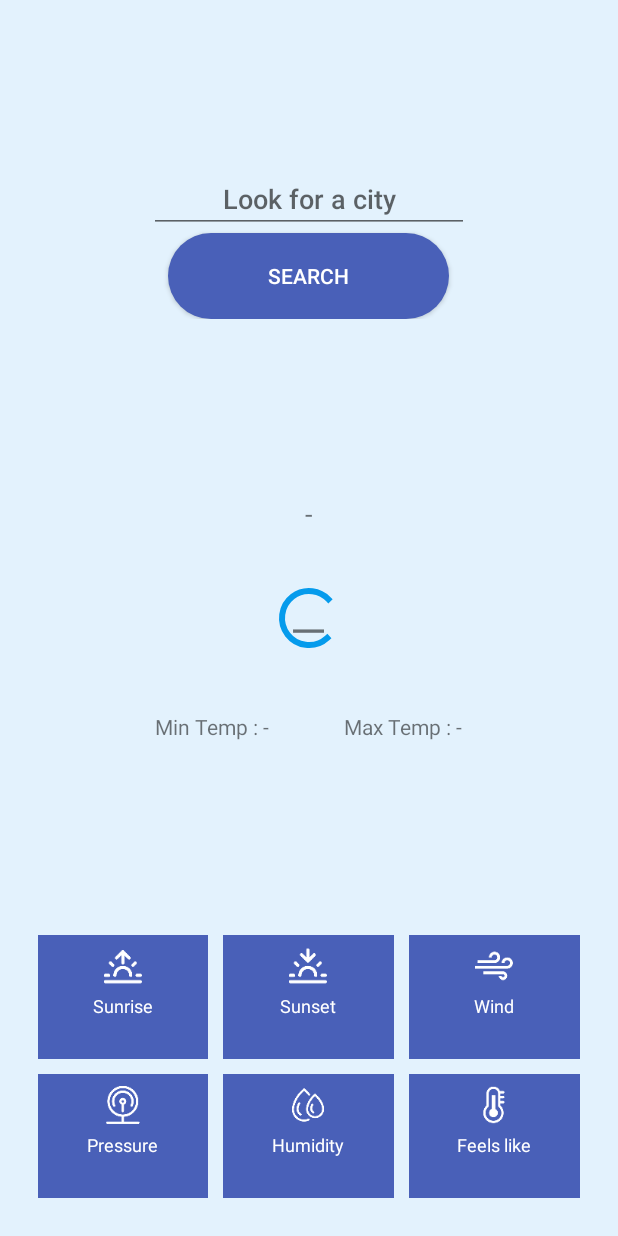
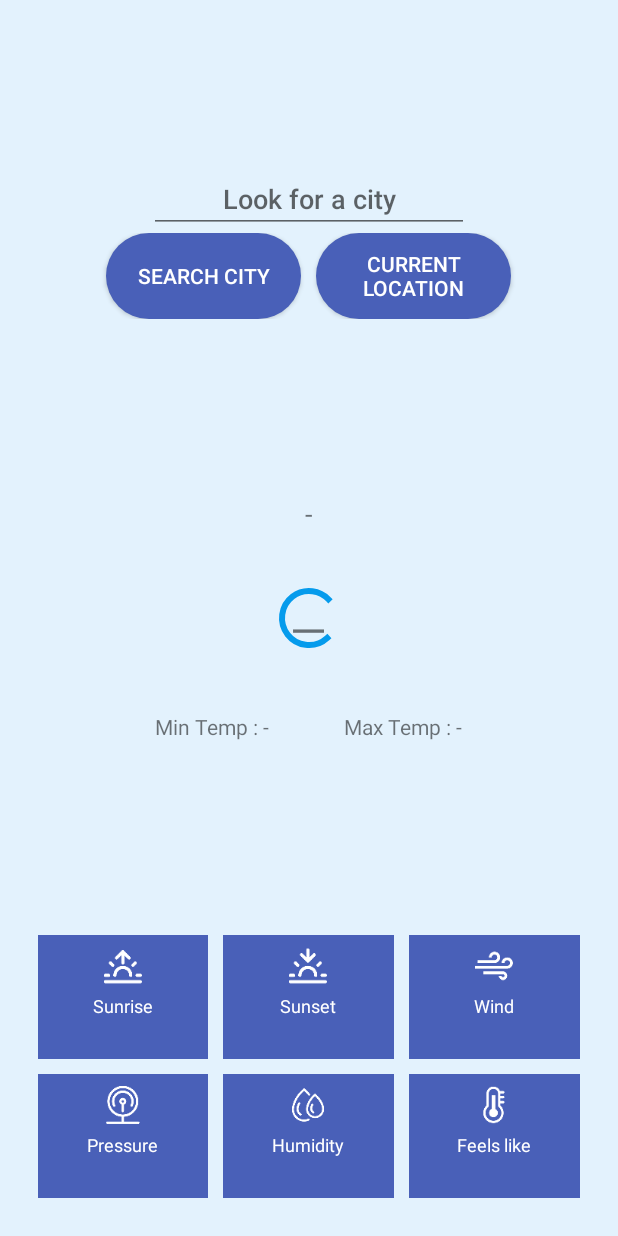
Before and after one commit to baselnasrini/OfTheDay-News-App, an Android app: the fragment WeatherFragment placed in its activity, on a phone screen of 412 x 824 dp. Run offline under Robolectric (Android 15) with nearby library versions, the phone set to English and light mode, and no system bars.

Commit message:
Named changed, and button added to get Current location weather

```diff
--- a/app/src/main/java/com/ofthedaynews/ui/WeatherFragment.java
+++ b/app/src/main/java/com/ofthedaynews/ui/WeatherFragment.java
@@ -27,7 +27,7 @@ import java.util.Locale;
 public class WeatherFragment extends Fragment {
 
     private WeatherController weatherController;
-    private Button searchWeatherButton;
+    private Button searchWeatherButton, searchCurrentLocationButton;
     private EditText cityToLookFor;
     private SharedViewModel sharedViewModel;
     TextView address, updatedAtTxt, statusTxt, tempTxt, tempMinTxt, tempMaxTxt, sunriseTxt,
@@ -48,6 +48,7 @@ public class WeatherFragment extends Fragment {
 
     private void initializeComponents(View view) {
         searchWeatherButton = view.findViewById(R.id.searchWeatherButton);
+        searchCurrentLocationButton = view.findViewById(R.id.searchCurrentLocationButton);
         cityToLookFor = view.findViewById(R.id.cityToLookFor);
         address = view.findViewById(R.id.address);
         updatedAtTxt = view.findViewById(R.id.updatedAt);
@@ -77,6 +78,13 @@ public class WeatherFragment extends Fragment {
                 else
                     weatherController.updateWeatherFromCity(city);
                 hideKeyboard(getActivity());
+            }
+        });
+        searchCurrentLocationButton.setOnClickListener(new View.OnClickListener() {
+            @Override
+            public void onClick(View v) {
+                cityToLookFor.setText("");
+                weatherController.updateWeatherFromLocation();
             }
         });
     }
--- a/app/src/main/res/layout-land/fragment_weather.xml
+++ b/app/src/main/res/layout-land/fragment_weather.xml
@@ -57,10 +57,22 @@
 
             <Button
                 android:id="@+id/searchWeatherButton"
-                android:layout_width="137dp"
+                android:layout_width="90dp"
                 android:layout_height="40dp"
                 android:background="@drawable/custom_button"
                 android:text="@android:string/search_go"
+                android:textColor="#FFFFFF" />
+
+            <Space
+                android:layout_width="10dp"
+                android:layout_height="wrap_content"></Space>
+
+            <Button
+                android:id="@+id/searchCurrentLocationButton"
+                android:layout_width="170dp"
+                android:layout_height="40dp"
+                android:background="@drawable/custom_button"
+                android:text="Current Location"
                 android:textColor="#FFFFFF" />
         </LinearLayout>
 
--- a/app/src/main/res/layout/fragment_weather.xml
+++ b/app/src/main/res/layout/fragment_weather.xml
@@ -36,9 +36,9 @@
             android:layout_width="match_parent"
             android:layout_height="wrap_content"
             android:layout_centerHorizontal="true"
+            android:layout_marginTop="90dp"
             android:gravity="center"
-            android:orientation="vertical"
-            android:layout_marginTop="90dp">
+            android:orientation="vertical">
 
             <EditText
                 android:id="@+id/cityToLookFor"
@@ -51,13 +51,33 @@
                 android:singleLine="true"
                 android:textAlignment="center" />
 
-            <Button
-                android:id="@+id/searchWeatherButton"
-                android:layout_width="187dp"
-                android:layout_height="57dp"
-                android:background="@drawable/custom_button"
-                android:text="@android:string/search_go"
-                android:textColor="#FFFFFF" />
+            <LinearLayout
+                android:layout_width="match_parent"
+                android:layout_height="wrap_content"
+                android:gravity="center"
+                android:orientation="horizontal">
+
+                <Button
+                    android:id="@+id/searchWeatherButton"
+                    android:layout_width="130dp"
+                    android:layout_height="57dp"
+                    android:background="@drawable/custom_button"
+                    android:text="Search city"
+                    android:textColor="#FFFFFF" />
+
+                <Space
+                    android:layout_width="10dp"
+                    android:layout_height="wrap_content"></Space>
+
+                <Button
+                    android:id="@+id/searchCurrentLocationButton"
+                    android:layout_width="130dp"
+                    android:layout_height="57dp"
+                    android:background="@drawable/custom_button"
+                    android:text="Current Location"
+                    android:textColor="#FFFFFF" />
+            </LinearLayout>
+
         </LinearLayout>
 
         <LinearLayout
@@ -146,15 +166,15 @@
                         android:layout_width="wrap_content"
                         android:layout_height="wrap_content"
                         android:text="Sunrise"
-                        android:textSize="12dp"
-                        android:textColor="#FFFFFF" />
+                        android:textColor="#FFFFFF"
+                        android:textSize="12dp" />
 
                     <TextView
                         android:id="@+id/sunrise"
                         android:layout_width="wrap_content"
                         android:layout_height="wrap_content"
-                        android:textSize="14dp"
-                        android:textColor="#FFFFFF" />
+                        android:textColor="#FFFFFF"
+                        android:textSize="14dp" />
                 </LinearLayout>
 
                 <Space
@@ -184,15 +204,15 @@
                         android:layout_width="wrap_content"
                         android:layout_height="wrap_content"
                         android:text="Sunset"
-                        android:textSize="12dp"
-                        android:textColor="#FFFFFF" />
+                        android:textColor="#FFFFFF"
+                        android:textSize="12dp" />
 
                     <TextView
                         android:id="@+id/sunset"
                         android:layout_width="wrap_content"
                         android:layout_height="wrap_content"
-                        android:textSize="14dp"
-                        android:textColor="#FFFFFF" />
+                        android:textColor="#FFFFFF"
+                        android:textSize="14dp" />
                 </LinearLayout>
 
                 <Space
@@ -222,15 +242,15 @@
                         android:layout_width="wrap_content"
                         android:layout_height="wrap_content"
                         android:text="Wind"
-                        android:textSize="12dp"
-                        android:textColor="#FFFFFF" />
+                        android:textColor="#FFFFFF"
+                        android:textSize="12dp" />
 
                     <TextView
                         android:id="@+id/wind"
                         android:layout_width="wrap_content"
                         android:layout_height="wrap_content"
-                        android:textSize="14dp"
-                        android:textColor="#FFFFFF" />
+                        android:textColor="#FFFFFF"
+                        android:textSize="14dp" />
                 </LinearLayout>
             </LinearLayout>
 
@@ -267,15 +287,15 @@
                         android:layout_width="wrap_content"
                         android:layout_height="wrap_content"
                         android:text="Pressure"
-                        android:textSize="12dp"
-                        android:textColor="#FFFFFF" />
+                        android:textColor="#FFFFFF"
+                        android:textSize="12dp" />
 
                     <TextView
                         android:id="@+id/pressure"
                         android:layout_width="wrap_content"
                         android:layout_height="wrap_content"
-                        android:textSize="14dp"
-                        android:textColor="#FFFFFF" />
+                        android:textColor="#FFFFFF"
+                        android:textSize="14dp" />
                 </LinearLayout>
 
                 <Space
@@ -305,15 +325,15 @@
                         android:layout_width="wrap_content"
                         android:layout_height="wrap_content"
                         android:text="Humidity"
-                        android:textSize="12dp"
-                        android:textColor="#FFFFFF" />
+                        android:textColor="#FFFFFF"
+                        android:textSize="12dp" />
 
                     <TextView
                         android:id="@+id/humidity"
                         android:layout_width="wrap_content"
                         android:layout_height="wrap_content"
-                        android:textSize="14dp"
-                        android:textColor="#FFFFFF" />
+                        android:textColor="#FFFFFF"
+                        android:textSize="14dp" />
                 </LinearLayout>
 
                 <Space
@@ -343,15 +363,15 @@
                         android:layout_width="wrap_content"
                         android:layout_height="wrap_content"
                         android:text="Feels like"
-                        android:textSize="12dp"
-                        android:textColor="#FFFFFF" />
+                        android:textColor="#FFFFFF"
+                        android:textSize="12dp" />
 
                     <TextView
                         android:id="@+id/feelsLike"
                         android:layout_width="wrap_content"
                         android:layout_height="wrap_content"
-                        android:textSize="14dp"
-                        android:textColor="#FFFFFF" />
+                        android:textColor="#FFFFFF"
+                        android:textSize="14dp" />
                 </LinearLayout>
             </LinearLayout>
         </LinearLayout>
--- a/app/src/main/res/values/strings.xml
+++ b/app/src/main/res/values/strings.xml
@@ -1,5 +1,5 @@
 <resources>
-    <string name="app_name">OfTheDay News</string>
+    <string name="app_name">Pocket Friend</string>
     <string name="hello_blank_fragment">Hello blank fragment</string>
     <string name="readFullArticle">Read full article \n\n\n</string>
     <string name="filter_by_country">Filter By Country</string>
@@ -15,5 +15,6 @@
     <string name="GPSAlertDialogTitle">GPS Error</string>
     <string name="GPSAlertDialogMessage">Please check your permissions</string>
     <string name="cancel">Cancel</string>
+    <string name="searchForCurrentLocation">Current Location</string>
     <string name="action_settings">Action</string>
 </resources>
```
